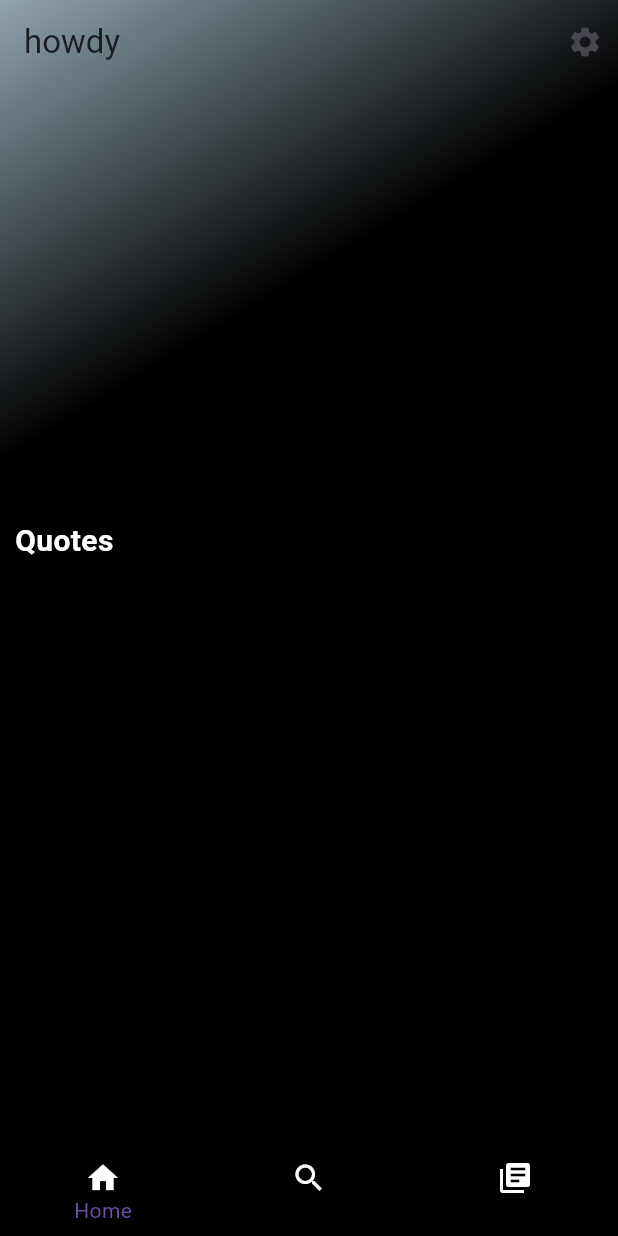
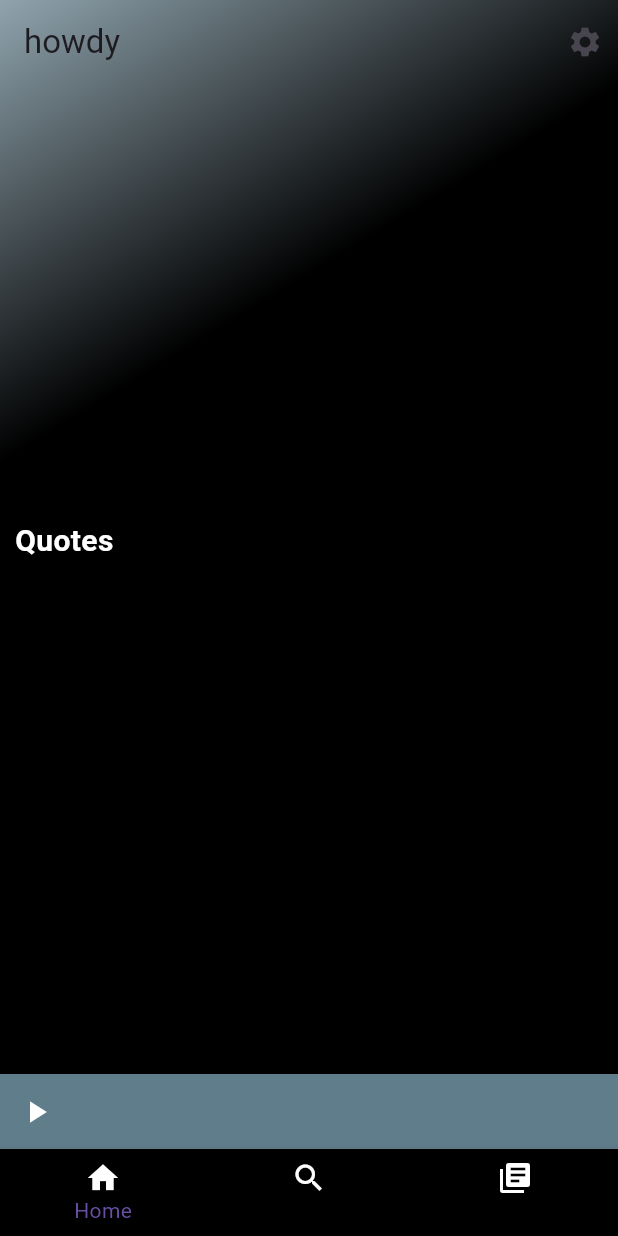
Before and after one commit to JSVazz/DatabaseFinal, a Flutter app: the screen it shows after launch, on a phone screen of 412 x 824 dp. Run offline on Flutter 3.47's test engine with Material 3 defaults, Android fonts, the phone set to English and light mode, and no system bars; our stand-ins replace audioplayers, sqflite; accounts and stored records are empty.

Commit message:
updated app.dart

```diff
--- a/lib/Pages/app.dart
+++ b/lib/Pages/app.dart
@@ -1,116 +1,107 @@
 import 'package:audio_player/Pages/home.dart';
 import 'package:audio_player/Pages/search.dart';
 import 'package:audio_player/Pages/yourlibrary.dart';
-import 'package:audio_player/models/Music.dart';
+import 'package:audio_player/models/quote.dart';
 import 'package:flutter/material.dart';
 import 'package:audioplayers/audioplayers.dart';
 
 class MyApp extends StatefulWidget {
-  const MyApp({super.key});
+  const MyApp({Key? key}) : super(key: key);
 
   @override
   State<MyApp> createState() => _MyAppState();
 }
 
 class _MyAppState extends State<MyApp> {
-  String audiosset = "assests/";
   final AudioPlayer _audioPlayer = AudioPlayer();
-  // ignore: non_constant_identifier_names
-  var Tabs = [];
-  Music? music;
-  int currentTabIndex = 0;
-  late bool isPlaying;
-
-  Widget miniPlayer(Music? music, {bool stop = false}) {
-    this.music = music;
-    setState(() {});
-    Size deviceSize = MediaQuery.of(context).size;
-    if (music == null) {
-      return const SizedBox();
-    }
-    if (stop) {
-      isPlaying = false;
-      _audioPlayer.stop();
-    }
-
-    return AnimatedContainer(
-        duration: const Duration(microseconds: 500),
-        color: Colors.blueGrey,
-        height: 50,
-        width: deviceSize.width,
-        child:
-            Row(mainAxisAlignment: MainAxisAlignment.spaceBetween, children: [
-          Image.network(
-            music.image,
-            fit: BoxFit.cover,
-          ),
-          Text(
-            music.name,
-            style: const TextStyle(color: Colors.white, fontSize: 20),
-          ),
-          IconButton(
-              // ignore: void_checks
-              onPressed: () async* {
-                isPlaying = !isPlaying;
-                if (isPlaying) {
-                  await _audioPlayer.play(UrlSource(music.AudioURL));
-                } else {
-                  await _audioPlayer.pause();
-                }
-              },
-              icon: isPlaying
-                  ? const Icon(Icons.pause, color: Colors.white)
-                  : const Icon(
-                      Icons.play_arrow,
-                      color: Colors.white,
-                    )),
-        ]));
-  }
+  late List<Widget> _tabs;
+  quote? _quote;
+  int _currentTabIndex = 0;
+  late bool _isPlaying = false;
 
   @override
   void initState() {
     super.initState();
-    Tabs = [Home(miniPlayer), const search(), yourlibrary()];
+    _tabs = [Home(_miniPlayer), const search(), yourlibrary()];
+  }
+
+  Widget _miniPlayer() {
+    return GestureDetector(
+      onTap: () {
+        // Handle tap on mini player
+      },
+      child: Container(
+        color: Colors.blueGrey,
+        height: 50,
+        child: Row(
+          mainAxisAlignment: MainAxisAlignment.spaceBetween,
+          children: [
+            if (_quote != null)
+              Image.network(
+                _quote!.imageURL,
+                fit: BoxFit.cover,
+              ),
+            if (_quote != null)
+              Text(
+                _quote!.quoteText,
+                style: const TextStyle(color: Colors.white, fontSize: 20),
+              ),
+            IconButton(
+              onPressed: () {
+                setState(() {
+                  _isPlaying = !_isPlaying;
+                  if (_isPlaying) {
+                    _audioPlayer.play(_quote!.audioURL
+                        as Source); // casted the String AudioURL quote object as a source. may not work in testing
+                  } else {
+                    _audioPlayer.pause();
+                  }
+                });
+              },
+              icon: Icon(
+                _isPlaying ? Icons.pause : Icons.play_arrow,
+                color: Colors.white,
+              ),
+            ),
+          ],
+        ),
+      ),
+    );
   }
 
   @override
   Widget build(BuildContext context) {
     return Scaffold(
-      body: Tabs[currentTabIndex],
+      body: _tabs[_currentTabIndex],
       backgroundColor: Colors.black,
       bottomNavigationBar: Column(
         mainAxisSize: MainAxisSize.min,
         children: [
-          miniPlayer(music),
+          _miniPlayer(),
           BottomNavigationBar(
-              currentIndex: currentTabIndex,
-              onTap: (currentIndex) {
-                //print("The Current Index is $currentIndex");
-                currentTabIndex = currentIndex;
-                setState(() {}); //rendering re
+            currentIndex: _currentTabIndex,
+            onTap: (index) {
+              setState(() {
+                _currentTabIndex = index;
+              });
             },
             selectedLabelStyle: const TextStyle(color: Colors.white),
             backgroundColor: Colors.black45,
             items: const [
               BottomNavigationBarItem(
-                    icon: Icon(
-                      Icons.home,
-                      color: Colors.white,
+                icon: Icon(Icons.home, color: Colors.white),
+                label: 'Home',
               ),
-                    label: "Home"),
               BottomNavigationBarItem(
-                    icon: Icon(
-                      Icons.search,
-                      color: Colors.white,
+                icon: Icon(Icons.search, color: Colors.white),
+                label: 'Search',
               ),
-                    label: "Search"),
               BottomNavigationBarItem(
-                    icon: Icon(
-                      Icons.library_books,
-                      color: Colors.white,
+                icon: Icon(Icons.library_books, color: Colors.white),
+                label: 'Library',
               ),
-                    label: "Library")
-              ])
+            ],
+          ),
         ],
       ),
     );
--- a/lib/Pages/home.dart
+++ b/lib/Pages/home.dart
@@ -40,8 +40,10 @@ class Home extends StatelessWidget {
 
   Widget createQuote(quote quote) {
     return Padding(
-        padding: const EdgeInsets.all(10.0),
-        child: Column(crossAxisAlignment: CrossAxisAlignment.start, children: [
+      padding: const EdgeInsets.all(10.0),
+      child: Column(
+        crossAxisAlignment: CrossAxisAlignment.start,
+        children: [
           SizedBox(
             height: 200,
             width: 200,
@@ -59,12 +61,9 @@ class Home extends StatelessWidget {
             quote.quoteText,
             style: const TextStyle(color: Colors.white),
           ),
-          Text(
-            // Assuming you want to display author's name
-            quote.author,
-            style: const TextStyle(color: Colors.white),
-          ),
-        ]));
+        ],
+      ),
+    );
   }
 
   Widget createQuoteList(String label) {
```
Lines whose indentation alone changed are shown as unchanged.
